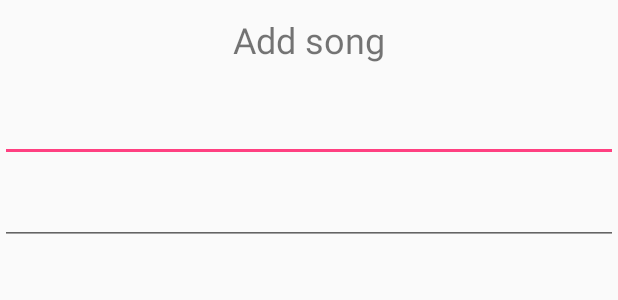
After one commit to fkaszuba93/Asystent-gitarzysty, an Android app: the layout fragment_add_song_dialog.xml on its own in the app's theme, with its tools: preview values and no code run, on a phone screen of 412 x 824 dp. The commit adds this screen. Shown: the top 300 px of the screen. Run offline under Robolectric (Android 15) with nearby library versions, the phone set to English and light mode, and no system bars.

Commit message:
add song dialog

```diff
--- /dev/null
+++ b/app/src/main/res/layout/fragment_add_song_dialog.xml
@@ -0,0 +1,34 @@
+<?xml version="1.0" encoding="utf-8"?>
+<LinearLayout
+    xmlns:android="http://schemas.android.com/apk/res/android"
+    android:layout_width="match_parent"
+    android:layout_height="match_parent"
+    android:orientation="vertical" >
+
+    <TextView
+        android:id="@+id/add_song_text"
+        android:layout_width="match_parent"
+        android:layout_height="wrap_content"
+        android:paddingBottom="20dp"
+        android:paddingTop="10dp"
+        android:text="@string/add_song"
+        android:textAlignment="center"
+        android:textSize="24sp" />
+
+    <EditText
+        android:id="@+id/artist_text"
+        android:layout_width="match_parent"
+        android:layout_height="wrap_content"
+        android:layout_marginBottom="10dp"
+        android:ems="10"
+        android:inputType="textPersonName" />
+
+    <EditText
+        android:id="@+id/title_text"
+        android:layout_width="match_parent"
+        android:layout_height="wrap_content"
+        android:layout_marginBottom="10dp"
+        android:ems="10"
+        android:inputType="textPersonName" />
+
+</LinearLayout>
--- a/app/src/main/res/values/strings.xml
+++ b/app/src/main/res/values/strings.xml
@@ -4,7 +4,12 @@
     <string name="tablature">Tablature</string>
     <string name="chords">Chords</string>
     <string name="lyrics">Lyrics</string>
+    <string name="artist">Artist</string>
+    <string name="title">Title</string>
     <string name="no_chords_available">No chords available</string>
     <string name="no_lyrics_available">No lyrics available</string>
     <string name="no_tablature_available">No tablature available</string>
+    <string name="add_song">Add song</string>
+    <string name="add">Add</string>
+    <string name="cancel">Cancel</string>
 </resources>
```
Also changed, not shown: app/src/main/java/pd/asystentgitarzysty/activity/MainActivity.java (+39 -12 lines), app/src/main/java/pd/asystentgitarzysty/fragment/AddSongDialogFragment.java (added, +49 -0 lines), app/src/main/res/layout/activity_main.xml (+21 -3 lines).
